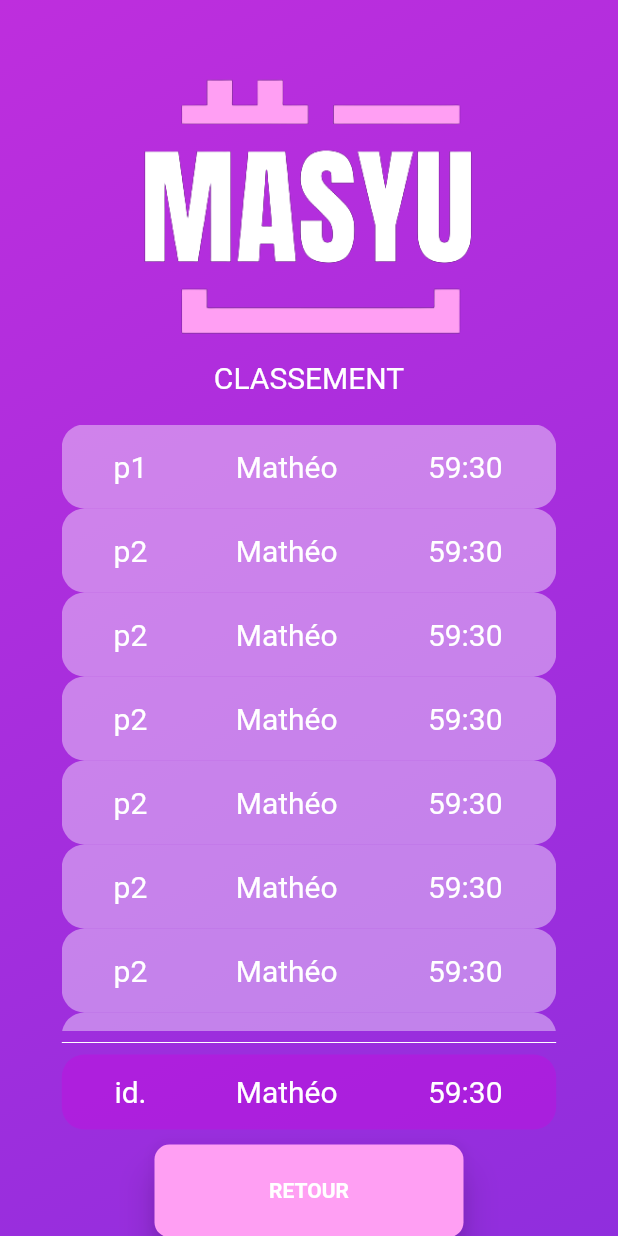
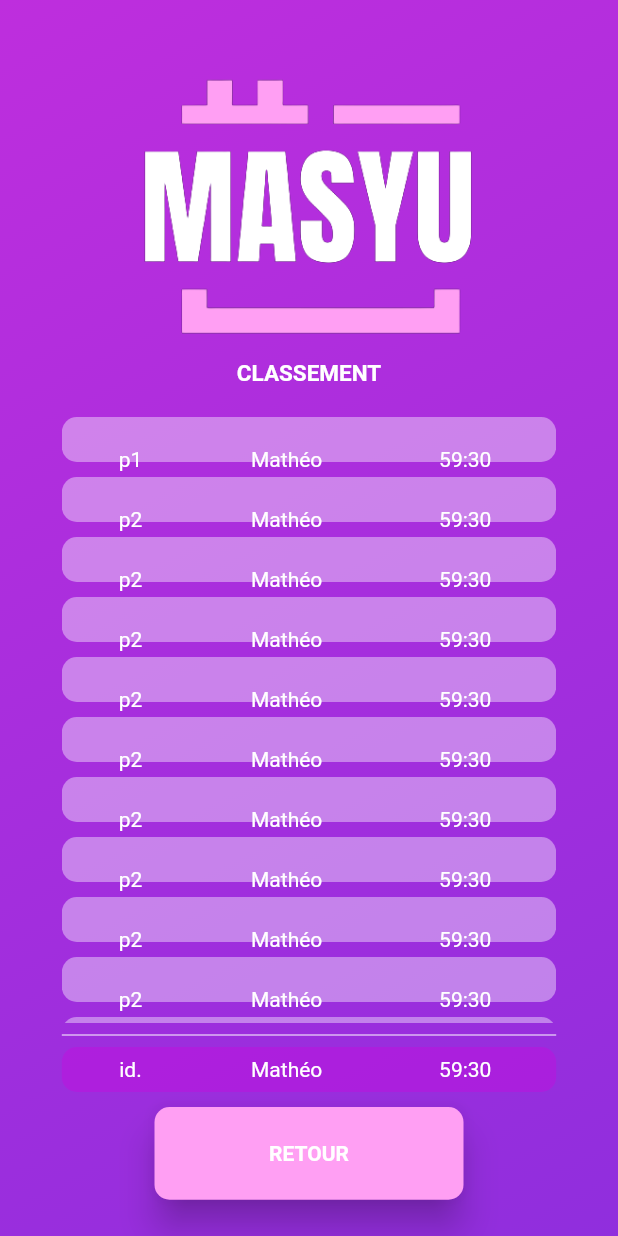
Before and after one commit to rob1juan/masyu_game, a Flutter app: the classement_page screen opened directly with empty values, on a phone screen of 412 x 824 dp. Run offline on Flutter 3.47's test engine with Material 2 defaults, Android fonts, the phone set to English and light mode, and no system bars; our stand-ins replace carousel_slider, fluttertoast, sqflite; missing offline and left inert: clipboard; accounts and stored records are empty.

Commit message:
Update Branch

```diff
--- a/lib/pages/classement_page.dart
+++ b/lib/pages/classement_page.dart
@@ -45,7 +45,8 @@ class classement_page extends StatelessWidget {
           ),
           const Text(
             "CLASSEMENT",
-            style: TextStyle(fontSize: 20, color: Colors.white),
+            style: TextStyle(
+                fontSize: 15, color: Colors.white, fontWeight: FontWeight.w600),
           ),
           SizedBox(
             height: 20,
@@ -54,25 +55,33 @@ class classement_page extends StatelessWidget {
             // height: 200,
             height: MediaQuery.of(context).size.height - 420,
             width: MediaQuery.of(context).size.width * 0.8,
+            child: ScrollConfiguration(
+                behavior:
+                    ScrollConfiguration.of(context).copyWith(scrollbars: false),
                 child: ListView.builder(
-                itemCount: players.length, // nombre d'éléments dans la liste
+                    itemCount:
+                        players.length, // nombre d'éléments dans la liste
                     itemBuilder: (context, index) => Stack(children: [
                           const SizedBox(
-                        height: 50,
+                            height: 40,
                           ),
                           Container(
+                            height: 30,
                             decoration: BoxDecoration(
                               color: Colors.white.withOpacity(0.4),
-                          borderRadius: BorderRadius.circular(15),
+                              borderRadius: BorderRadius.circular(10),
                             ),
                             child: ListTile(
-                            title: Row(children: [
+                                title: Row(
+                                    crossAxisAlignment: CrossAxisAlignment.end,
+                                    children: [
                                   Expanded(
                                       flex: 2,
                                       child: Text(
                                         players[index],
                                         style: const TextStyle(
-                                    fontSize: 20.0, color: Colors.white),
+                                            fontSize: 14.0,
+                                            color: Colors.white),
                                         textAlign: TextAlign.center,
                                       )),
                                   Expanded(
@@ -80,7 +89,8 @@ class classement_page extends StatelessWidget {
                                       child: Text(
                                         "Mathéo",
                                         style: const TextStyle(
-                                    fontSize: 20.0, color: Colors.white),
+                                            fontSize: 14.0,
+                                            color: Colors.white),
                                         textAlign: TextAlign.center,
                                       )),
                                   Expanded(
@@ -88,15 +98,16 @@ class classement_page extends StatelessWidget {
                                       child: Text(
                                         "59:30",
                                         style: const TextStyle(
-                                    fontSize: 20.0, color: Colors.white),
+                                            fontSize: 14.0,
+                                            color: Colors.white),
                                         textAlign: TextAlign.center,
                                       )),
                                 ])),
                           ),
                           const SizedBox(
-                        height: 50,
+                            height: 40,
                           ),
-                    ])),
+                        ]))),
           ),
           Container(
             width: MediaQuery.of(context).size.width * 0.8,
@@ -131,10 +142,10 @@ class classement_page extends StatelessWidget {
           color: Colors.white,
         ),
         Container(
-          height: 50,
+          height: 30,
           decoration: BoxDecoration(
             color: Color.fromARGB(255, 200, 9, 222).withOpacity(0.4),
-            borderRadius: BorderRadius.circular(15),
+            borderRadius: BorderRadius.circular(10),
           ),
           child: Row(children: [
             SizedBox(
@@ -144,21 +155,21 @@ class classement_page extends StatelessWidget {
                 flex: 2,
                 child: Text(
                   "id.",
-                  style: const TextStyle(fontSize: 20.0, color: Colors.white),
+                  style: const TextStyle(fontSize: 14.0, color: Colors.white),
                   textAlign: TextAlign.center,
                 )),
             Expanded(
                 flex: 5,
                 child: Text(
                   "Mathéo",
-                  style: const TextStyle(fontSize: 20.0, color: Colors.white),
+                  style: const TextStyle(fontSize: 14.0, color: Colors.white),
                   textAlign: TextAlign.center,
                 )),
             Expanded(
                 flex: 3,
                 child: Text(
                   "59:30",
-                  style: const TextStyle(fontSize: 20.0, color: Colors.white),
+                  style: const TextStyle(fontSize: 14.0, color: Colors.white),
                   textAlign: TextAlign.center,
                 )),
             SizedBox(
```
Lines whose indentation alone changed are shown as unchanged.
